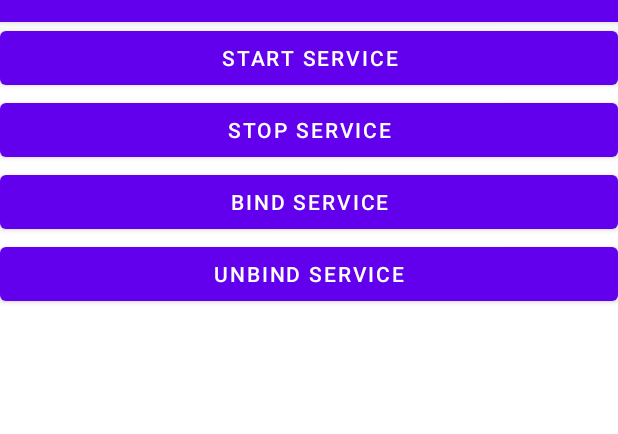
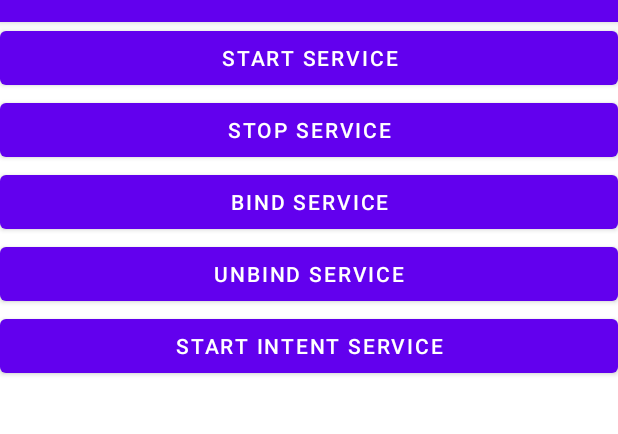
Before and after one commit to minimini2/ServiceTest, an Android app: the screen it shows after launch (MainActivity), after a tap on "UNBIND SERVICE", on a phone screen of 412 x 824 dp, the part 62-496 px from its top. Run offline under Robolectric (Android 15) with nearby library versions, the phone set to English and light mode, and no system bars.

Commit message:
注册多线程后有一个报错需要解决

```diff
--- a/app/src/main/AndroidManifest.xml
+++ b/app/src/main/AndroidManifest.xml
@@ -20,6 +20,9 @@
             android:enabled="true"
             android:exported="true"></service>
 
+        <service android:name=".MyIntentService"
+            tools:ignore="Instantiatable" />
+
         <activity
             android:name=".MainActivity"
             android:exported="true">
--- a/app/src/main/java/com/example/servicetest/MainActivity.java
+++ b/app/src/main/java/com/example/servicetest/MainActivity.java
@@ -7,6 +7,7 @@ import android.content.Intent;
 import android.content.ServiceConnection;
 import android.os.Bundle;
 import android.os.IBinder;
+import android.util.Log;
 import android.view.View;
 import android.widget.Button;
 
@@ -44,6 +45,9 @@ public class MainActivity extends AppCompatActivity implements View.OnClickListe
         bindService.setOnClickListener(this);
         unbindService.setOnClickListener(this);
 
+        Button startIntentService = (Button) findViewById(R.id.start_intent_service);
+        startIntentService.setOnClickListener(this);
+
     }
 
     @Override
@@ -64,6 +68,12 @@ public class MainActivity extends AppCompatActivity implements View.OnClickListe
             case R.id.unbind_service:
                 unbindService(connection);  //解绑服务
                 break;
+            case R.id.start_intent_service:
+                //打印主线程id
+                Log.d("MainActivity","Thread id is " + Thread.currentThread().getId());
+                Intent intentService = new Intent(this, MyIntentService.class);
+                startService(intentService);
+                break;
             default:
                 break;
         }
--- a/app/src/main/res/layout/activity_main.xml
+++ b/app/src/main/res/layout/activity_main.xml
@@ -31,4 +31,10 @@
         android:layout_height="wrap_content"
         android:text="unbind service"/>
 
+    <Button
+        android:id="@+id/start_intent_service"
+        android:layout_width="match_parent"
+        android:layout_height="wrap_content"
+        android:text="start intent service"/>
+
 </LinearLayout>
```
Also changed, not shown: app/src/main/java/com/example/servicetest/MyIntentService.java (added, +28 -0 lines).
